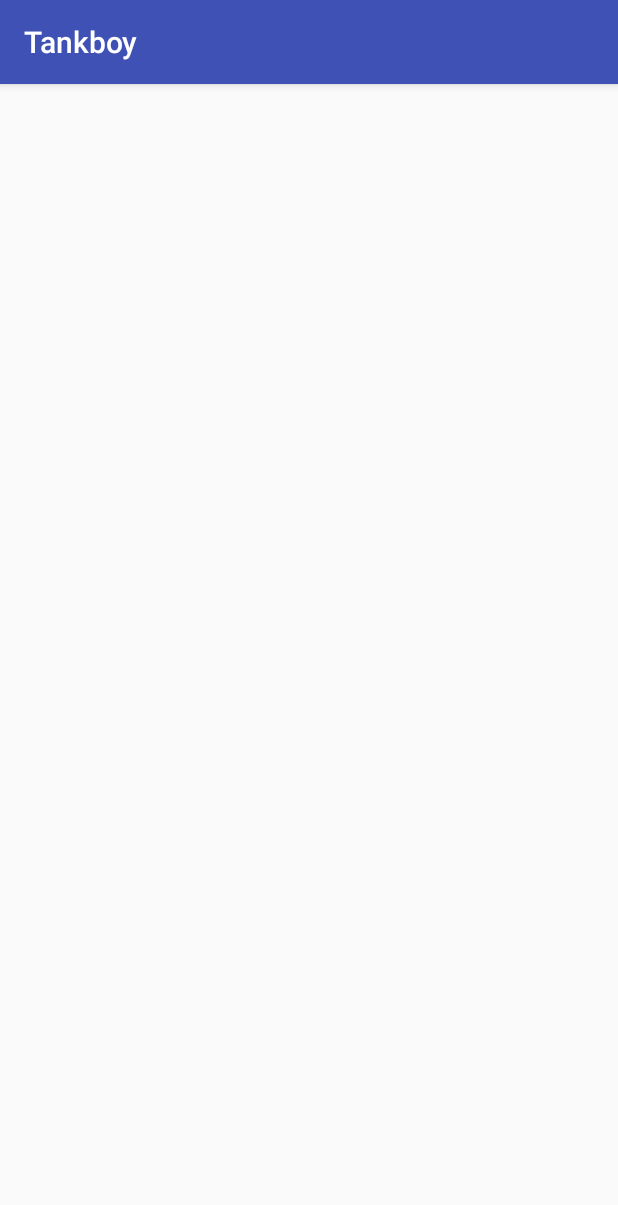
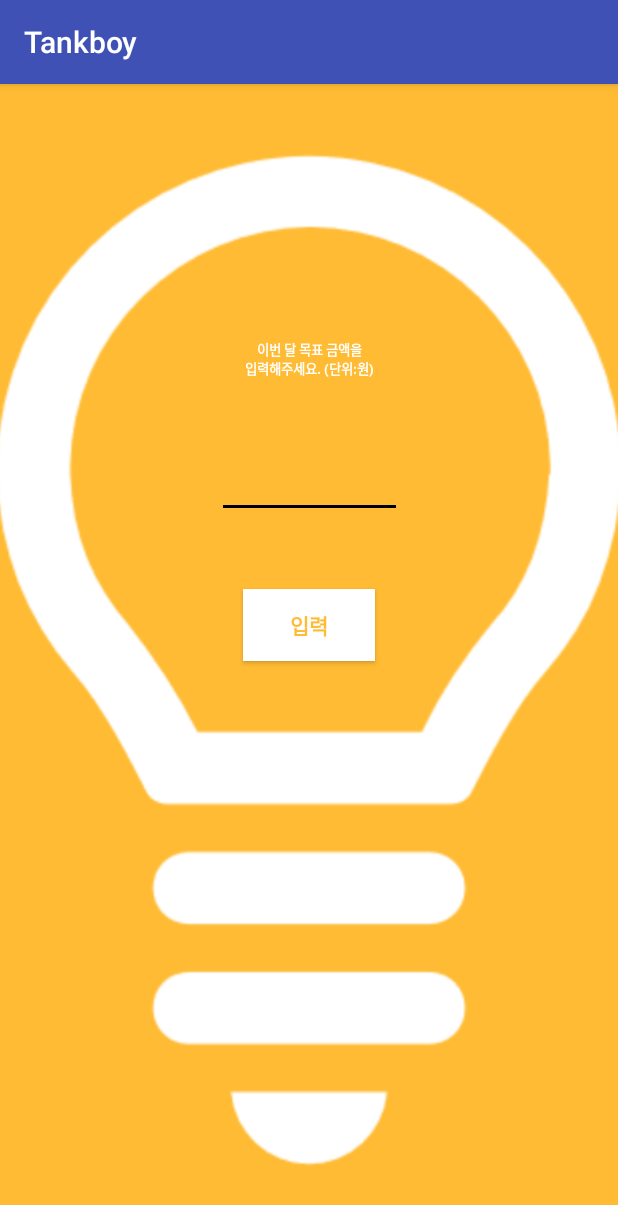
Before and after one commit to itlockit2/Tankboy, an Android app: the Select screen opened directly, with no data from a screen before it, after a tap on "입력", on a phone screen of 412 x 824 dp. Shown: the top 1205 px of the screen. Run offline under Robolectric (Android 15) with nearby library versions, the phone set to English and light mode, and no system bars.

Commit message:
진짜 main 할 차례

```diff
--- a/app/src/main/AndroidManifest.xml
+++ b/app/src/main/AndroidManifest.xml
@@ -18,7 +18,8 @@
         </activity>
         <activity android:name=".MainActivity" />
         <activity android:name=".Login" />
-        <activity android:name=".Select"></activity>
+        <activity android:name=".Select" />
+        <activity android:name=".TargetForFee"></activity>
     </application>
 
 </manifest>
--- a/app/src/main/java/com/example/yun/tankboy/Login.java
+++ b/app/src/main/java/com/example/yun/tankboy/Login.java
@@ -46,6 +46,7 @@ public class Login extends AppCompatActivity {
         // 파이어 베이스 인증 객체
         mAuth = FirebaseAuth.getInstance();
         mDatabaseReference =  mFirebaseDatabase.getReference("users/");
+
         // 로그인 설명
         TextView loginExplainTextView = (TextView) findViewById(R.id.LoginExplainTextView);
         loginExplainTextView.setTextSize(Intro.width_pixel / 70);
--- a/app/src/main/java/com/example/yun/tankboy/MainActivity.java
+++ b/app/src/main/java/com/example/yun/tankboy/MainActivity.java
@@ -17,7 +17,9 @@ public class MainActivity extends AppCompatActivity {
         super.onCreate(savedInstanceState);
         setContentView(R.layout.activity_main);
 
-
+        TextView t = (TextView) findViewById(R.id.tt);
+        String dfdf = "" + TargetForFee.targetForFee;
+        t.setText(dfdf);
 
     }
 
--- a/app/src/main/java/com/example/yun/tankboy/Select.java
+++ b/app/src/main/java/com/example/yun/tankboy/Select.java
@@ -13,6 +13,7 @@ import android.widget.TextView;
 
 import java.util.ArrayList;
 import java.util.HashMap;
+import java.util.Iterator;
 import java.util.List;
 import java.util.Map;
 
@@ -20,6 +21,7 @@ public class Select extends AppCompatActivity {
 
     // 각 가전 제품 map (key-이름 , value-소비전력)
     public static Map<String, Integer> homeAppliancesList = new HashMap<>();
+
 
     @Override
     protected void onCreate(Bundle savedInstanceState) {
@@ -128,7 +130,7 @@ public class Select extends AppCompatActivity {
                 addHomeAppliancesList(lampCheckBox, lampEditText);
 
                 // mainActivity로 전환
-                Intent intent = new Intent(Select.this, MainActivity.class);
+                Intent intent = new Intent(Select.this, TargetForFee.class);
                 startActivity(intent);
                 finish();
 
@@ -137,8 +139,14 @@ public class Select extends AppCompatActivity {
     }
 
     protected void addHomeAppliancesList(CheckBox c, EditText e){
+        String s = e.getText().toString();
         if(c.isChecked()){
-            homeAppliancesList.put(c.getText().toString(), Integer.parseInt(e.getText().toString()));
+
+            if(e.getText().toString().equals(""))
+                homeAppliancesList.put(c.getText().toString(), Integer.parseInt(e.getHint().toString()));
+            else
+                homeAppliancesList.put(c.getText().toString(), Integer.parseInt(e.getText().toString()));
+
         }
         c.setChecked(false);
     }
--- /dev/null
+++ b/app/src/main/java/com/example/yun/tankboy/TargetForFee.java
@@ -0,0 +1,43 @@
+package com.example.yun.tankboy;
+
+import android.content.Intent;
+import android.support.v7.app.AppCompatActivity;
+import android.os.Bundle;
+import android.view.View;
+import android.widget.Button;
+import android.widget.EditText;
+import android.widget.TextView;
+
+import java.util.Iterator;
+
+public class TargetForFee extends AppCompatActivity {
+
+    // 목표 금액
+    public static int targetForFee;
+
+    @Override
+    protected void onCreate(Bundle savedInstanceState) {
+        super.onCreate(savedInstanceState);
+        setContentView(R.layout.activity_target_for_fee);
+
+        // 로그인 설명
+        TextView targetExplainTextView = (TextView) findViewById(R.id.TargetExplainTextView);
+        targetExplainTextView.setTextSize(Intro.width_pixel / 70);
+
+        // 고객 번호 입력
+        final EditText inputTargetEditText = (EditText)findViewById(R.id.InputTargetEditText);
+        inputTargetEditText.getLayoutParams().width = (int)(Intro.width_pixel * 0.3);
+
+        // 입력 버튼 이벤트 처리
+        final Button inputTargetButton = (Button) findViewById(R.id.InputTargetButton);
+        inputTargetButton.setOnClickListener(new View.OnClickListener() {
+            @Override
+            public void onClick(View v) {
+                targetForFee = Integer.parseInt(inputTargetEditText.getText().toString());
+                Intent intent = new Intent(TargetForFee.this, MainActivity.class);
+                startActivity(intent);
+                finish();
+            }
+        });
+    }
+}
--- /dev/null
+++ b/app/src/main/res/layout/activity_target_for_fee.xml
@@ -0,0 +1,76 @@
+<?xml version="1.0" encoding="utf-8"?>
+<android.support.constraint.ConstraintLayout xmlns:android="http://schemas.android.com/apk/res/android"
+    xmlns:app="http://schemas.android.com/apk/res-auto"
+    xmlns:tools="http://schemas.android.com/tools"
+    android:layout_width="match_parent"
+    android:layout_height="match_parent"
+    tools:context=".TargetForFee">
+
+    <ImageView
+        android:id="@+id/TargetLightImageView"
+        android:layout_width="0dp"
+        android:layout_height="0dp"
+        android:background="#ffbb33"
+        android:scaleType="centerCrop"
+        app:layout_constraintBottom_toBottomOf="parent"
+        app:layout_constraintEnd_toEndOf="parent"
+        app:layout_constraintHorizontal_bias="0.0"
+        app:layout_constraintStart_toStartOf="parent"
+        app:layout_constraintTop_toTopOf="parent"
+        app:layout_constraintVertical_bias="0.0"
+        app:srcCompat="@drawable/light" />
+
+    <TextView
+        android:id="@+id/TargetExplainTextView"
+        android:layout_width="0dp"
+        android:layout_height="wrap_content"
+        android:layout_marginBottom="8dp"
+        android:layout_marginTop="8dp"
+        android:text="이번 달 목표 금액을\n입력해주세요. (단위:원)"
+        android:textAlignment="center"
+        android:textStyle="bold"
+        android:textColor="#ffffff"
+        app:layout_constraintBottom_toBottomOf="parent"
+        app:layout_constraintEnd_toEndOf="parent"
+        app:layout_constraintHorizontal_bias="1.0"
+        app:layout_constraintStart_toStartOf="parent"
+        app:layout_constraintTop_toTopOf="parent"
+        app:layout_constraintVertical_bias="0.224" />
+
+    <EditText
+        android:id="@+id/InputTargetEditText"
+        android:layout_width="wrap_content"
+        android:layout_height="wrap_content"
+        android:layout_marginBottom="8dp"
+        android:layout_marginTop="8dp"
+        android:ems="10"
+        android:inputType="number"
+        android:textAlignment="center"
+        android:textStyle="bold"
+        app:layout_constraintBottom_toTopOf="@+id/InputTargetButton"
+        app:layout_constraintEnd_toEndOf="parent"
+        app:layout_constraintStart_toStartOf="parent"
+        app:layout_constraintTop_toBottomOf="@+id/TargetExplainTextView" />
+
+    <Button
+        android:id="@+id/InputTargetButton"
+        android:layout_width="wrap_content"
+        android:layout_height="wrap_content"
+        android:layout_marginBottom="8dp"
+        android:layout_marginEnd="8dp"
+        android:layout_marginLeft="8dp"
+        android:layout_marginRight="8dp"
+        android:layout_marginStart="8dp"
+        android:layout_marginTop="8dp"
+        android:text="입력"
+        android:textColor="#ffbb33"
+        android:textStyle="bold"
+        android:textAlignment="center"
+        android:background="#ffffff"
+        app:layout_constraintBottom_toBottomOf="@+id/TargetLightImageView"
+        app:layout_constraintEnd_toEndOf="parent"
+        app:layout_constraintStart_toStartOf="parent"
+        app:layout_constraintTop_toTopOf="@+id/TargetLightImageView"
+        app:layout_constraintVertical_bias="0.467" />
+
+</android.support.constraint.ConstraintLayout>
```
Also changed, not shown: app/src/main/res/layout/activity_main.xml (+9 -0 lines), app/src/main/res/layout/activity_select.xml (+23 -16 lines).
